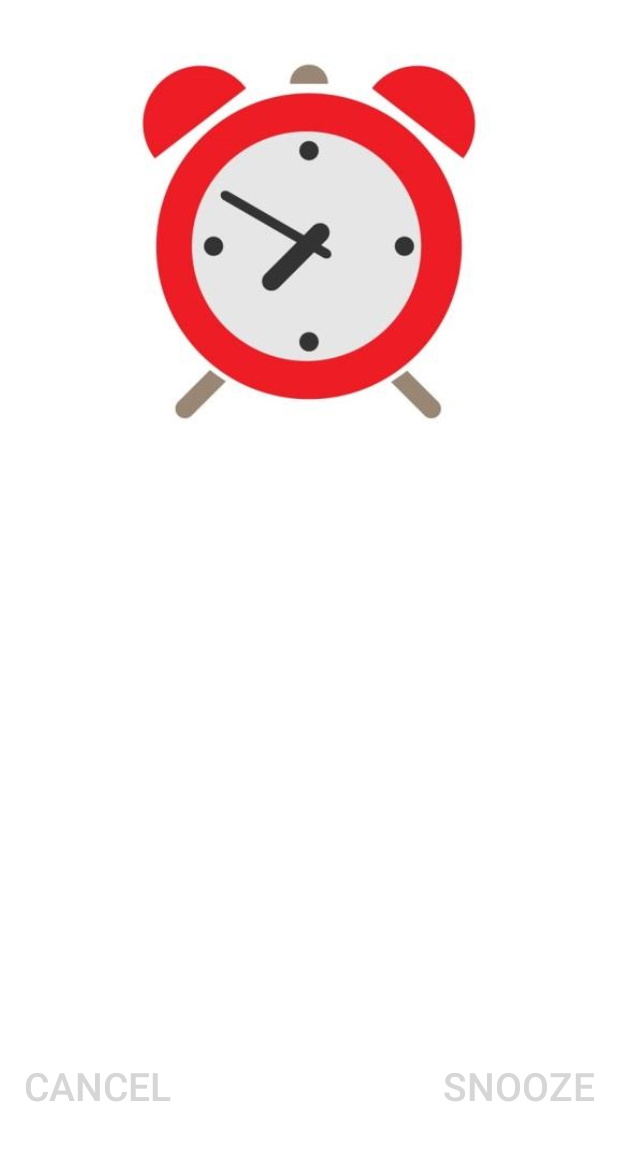
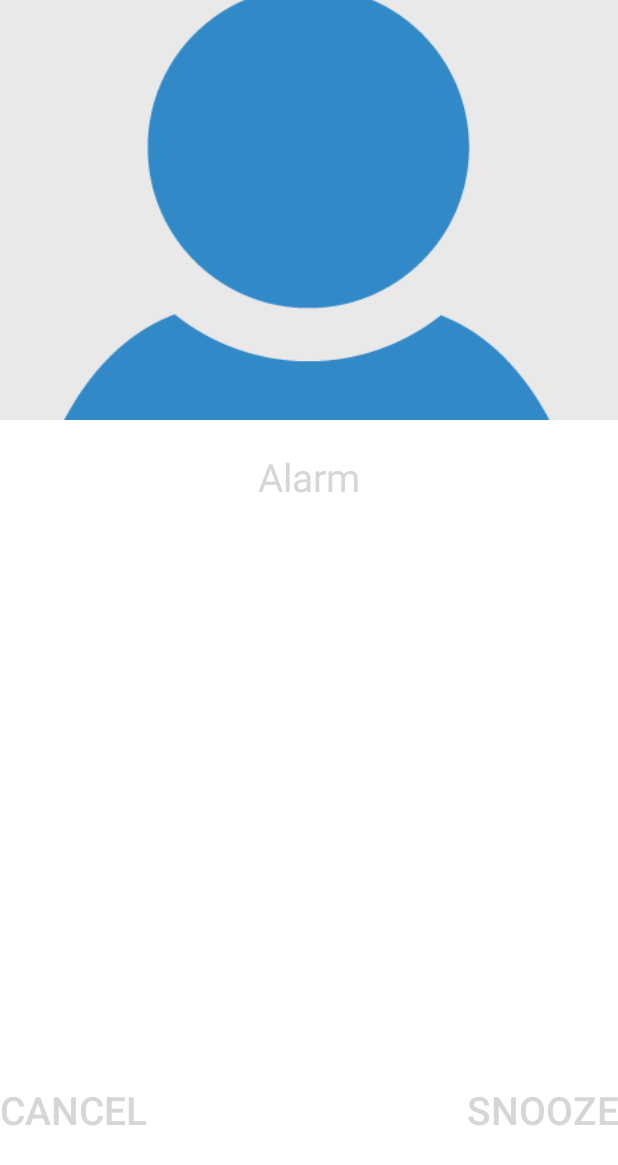
Before and after one commit to oasis9594/Remind-Me, an Android app: the DialogActivity screen opened directly, with no data from a screen before it, on a phone screen of 412 x 824 dp. Shown: the top 1165 px of the screen. Run offline under Robolectric (Android 15) with nearby library versions, the phone set to English and light mode, and no system bars.

Commit message:
Added features and made changes to layout files

```diff
--- a/MyReminder/app/src/main/AndroidManifest.xml
+++ b/MyReminder/app/src/main/AndroidManifest.xml
@@ -42,6 +42,7 @@
         <activity
             android:name=".DialogActivity"
             android:configChanges="orientation|screenSize"
+            android:screenOrientation="portrait"
             android:excludeFromRecents="true"
             android:showOnLockScreen="true" />
         <activity android:name=".UserDetails" />
@@ -62,8 +63,9 @@
         <activity
             android:name=".AlarmCalculation"
             android:configChanges="orientation|screenSize"
+            android:screenOrientation="portrait"
             android:excludeFromRecents="true"
-            android:showOnLockScreen="true" />
+            android:showOnLockScreen="true"/>
         <activity
             android:name=".SettingsActivity"
             android:label="@string/title_activity_settings"
--- a/MyReminder/app/src/main/java/com/example/dell/myreminder/MainActivity.java
+++ b/MyReminder/app/src/main/java/com/example/dell/myreminder/MainActivity.java
@@ -83,7 +83,6 @@ public class MainActivity extends AppCompatActivity
             updateFromBundle(savedInstanceState);
         else
             callAlarmFragment();
-
     }
 
     public void getFromSharedPrefs()
@@ -166,7 +165,7 @@ public class MainActivity extends AppCompatActivity
                 getSupportFragmentManager().beginTransaction();
         ContactUs fragment=new ContactUs();
         fragmentTransaction.replace(R.id.fragment_container, fragment, "GeofenceFragment").commit();
-        navigationView.getMenu().getItem(1).setChecked(true);
+//        navigationView.getMenu().getItem(4).setChecked(true);
     }
     public void UserInput(View v)
     {
--- a/MyReminder/app/src/main/res/layout/activity_dialog.xml
+++ b/MyReminder/app/src/main/res/layout/activity_dialog.xml
@@ -6,20 +6,19 @@
     android:layout_centerHorizontal="true"
     android:layout_centerVertical="true"
     android:background="#ffffff"
-    android:paddingBottom="@dimen/activity_vertical_margin"
-    android:paddingLeft="@dimen/activity_horizontal_margin"
-    android:paddingRight="@dimen/activity_horizontal_margin"
-    android:paddingTop="@dimen/activity_vertical_margin"
     tools:context="com.example.dell.myreminder.DialogActivity">
 
     <TextView
         android:id="@+id/dialogText"
         android:layout_width="wrap_content"
         android:layout_height="wrap_content"
-        android:layout_alignParentTop="true"
+        android:textSize="26sp"
+        android:text="ALARM"
+        android:textAlignment="center"
+        android:singleLine="false"
+        android:layout_below="@+id/dialogAlarm"
         android:layout_centerHorizontal="true"
         android:layout_marginTop="20dp"
-        android:textAppearance="?android:attr/textAppearanceLarge"
         android:textColor="@color/mdtp_accent_color" />
 
     <Button
@@ -51,9 +50,9 @@
 
     <ImageView
         android:id="@+id/dialogAlarm"
-        android:layout_width="280dp"
-        android:layout_height="250dp"
+        android:layout_width="match_parent"
+        android:layout_height="280dp"
+        android:scaleType="centerCrop"
         android:layout_centerHorizontal="true"
-        android:layout_alignTop="@+id/dialogText"
-        android:src="@drawable/alarm_dialog_image" />
+        android:src="@drawable/icon_user_default" />
 </RelativeLayout>
```
Also changed, not shown: MyReminder/app/src/main/java/com/example/dell/myreminder/AlarmCalculation.java (+25 -0 lines), MyReminder/app/src/main/java/com/example/dell/myreminder/UserDetails.java (+10 -4 lines), MyReminder/app/src/main/res/layout/activity_alarm_calculation.xml (+5 -9 lines), MyReminder/app/src/main/res/layout/activity_user_details.xml (+7 -19 lines), MyReminder/app/src/main/res/layout/nav_header_main.xml (+3 -4 lines).
